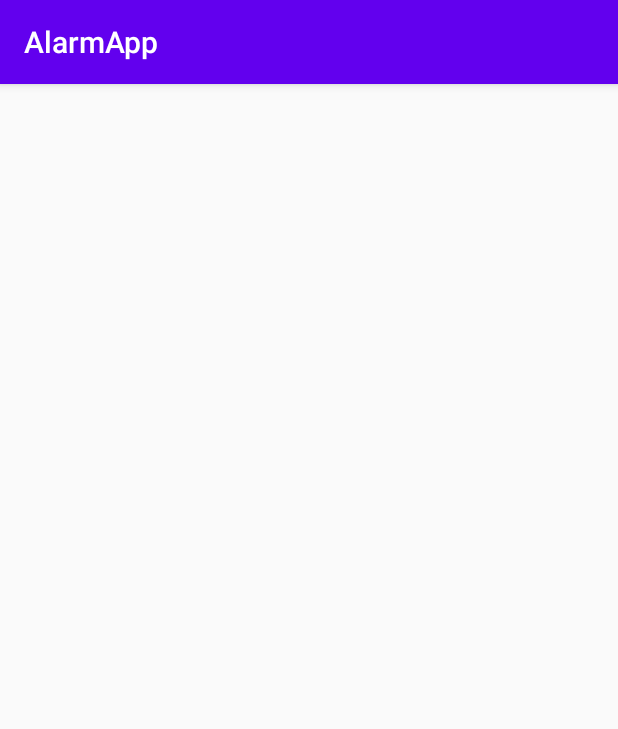
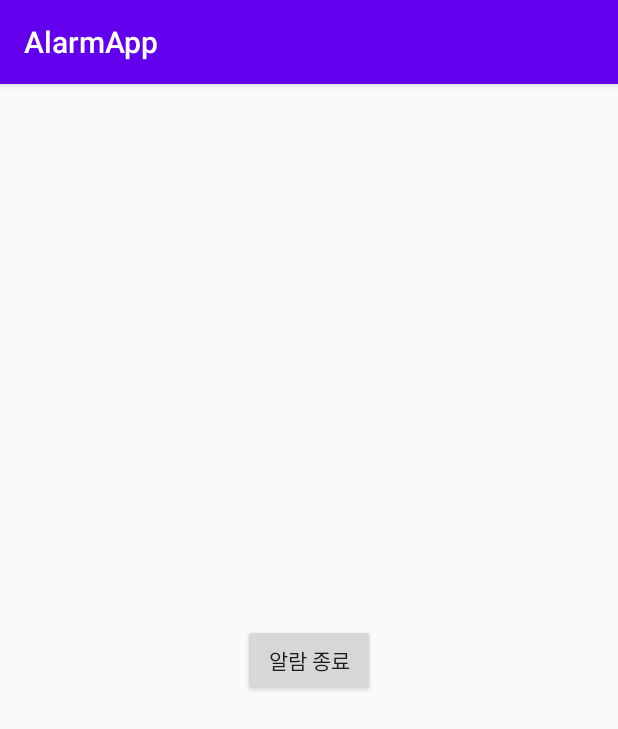
Before and after one commit to Hm-source/AlarmAppProject, an Android app: the AlarmActivity screen opened directly, with no data from a screen before it, on a phone screen of 412 x 824 dp. Shown: the top 729 px of the screen. Run offline under Robolectric (Android 15) with nearby library versions, the phone set to English and light mode, and no system bars.

Commit message:
raw에 alarm.ogg넣어 알람 생성

```diff
--- /dev/null
+++ b/app/src/main/res/layout/activity_alarm.xml
@@ -0,0 +1,15 @@
+<?xml version="1.0" encoding="utf-8"?>
+<LinearLayout
+    xmlns:android="http://schemas.android.com/apk/res/android"
+    android:layout_width="match_parent"
+    android:layout_height="match_parent"
+    android:orientation="vertical"
+    android:gravity="center">
+
+    <Button
+        android:id="@+id/btnClose"
+        android:layout_width="wrap_content"
+        android:layout_height="wrap_content"
+        android:text="알람 종료" />
+
+</LinearLayout>
--- a/app/src/main/res/layout/activity_main.xml
+++ b/app/src/main/res/layout/activity_main.xml
@@ -17,8 +17,8 @@
         android:layout_width="match_parent"
         android:layout_height="wrap_content"
         android:text="현재 시간"
-        android:textSize="15sp"
-        android:layout_weight="0.8"/>
+        android:textSize="10sp"
+        android:layout_weight="1"/>
 
     <TextView
         android:id="@+id/timeview"
@@ -26,7 +26,7 @@
         android:layout_height="wrap_content"
         android:layout_weight="3"
         android:text="Text View"
-        android:textSize="30sp" />
+        android:textSize="20sp" />
 
     <LinearLayout
         android:orientation="horizontal"
```
Also changed, not shown: 1 other file.
